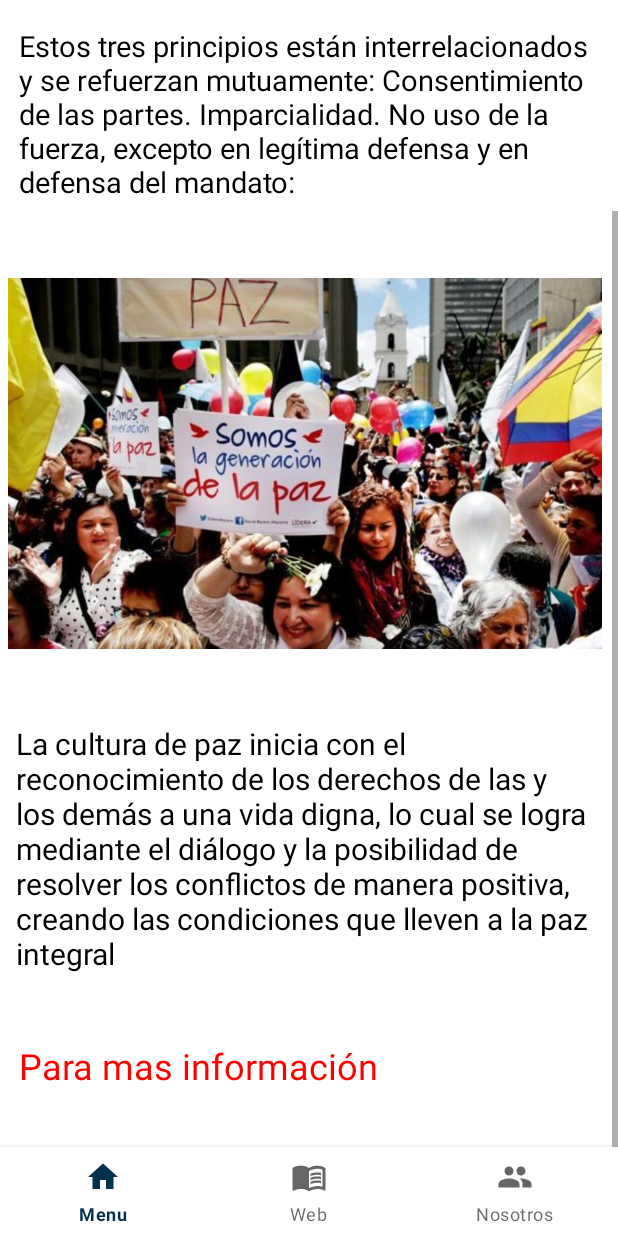
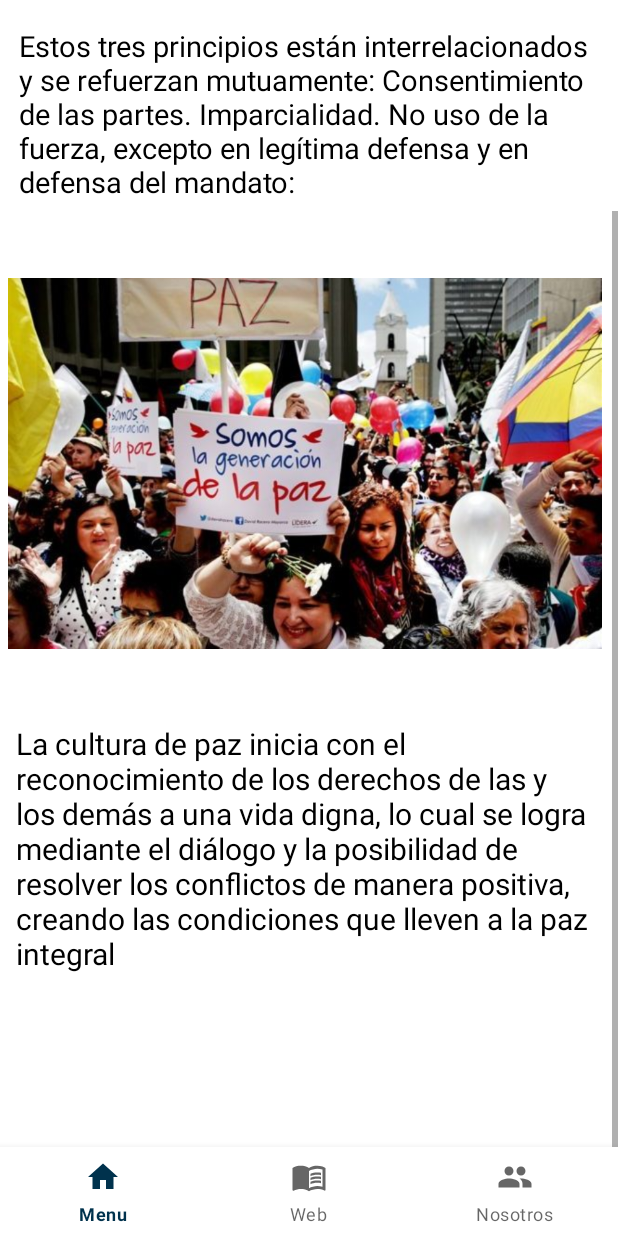
Before and after one commit to EricJess2001/Cultupaz_Movil, an Android app: the Cultura screen opened through its navigation route, scrolled down 169 dp, on a phone screen of 412 x 824 dp. Run offline under Robolectric (Android 15) with nearby library versions, the light colour scheme and no system bars; our stand-ins replace navigation-ui.

Commit message:
fase -beta

```diff
--- a/app/src/main/AndroidManifest.xml
+++ b/app/src/main/AndroidManifest.xml
@@ -31,6 +31,7 @@
             <intent-filter>
                 <action android:name="android.intent.action.MAIN" />
                 <category android:name="android.intent.category.LAUNCHER" />
+
             </intent-filter>
         </activity>
     </application>
--- a/app/src/main/java/com/example/cultupazmovil/ui/Cultura.java
+++ b/app/src/main/java/com/example/cultupazmovil/ui/Cultura.java
@@ -1,66 +1,47 @@
 package com.example.cultupazmovil.ui;
 
+import android.annotation.SuppressLint;
 import android.os.Bundle;
 
 import androidx.fragment.app.Fragment;
+import androidx.fragment.app.FragmentManager;
 
 import android.view.LayoutInflater;
 import android.view.View;
 import android.view.ViewGroup;
+import android.widget.ImageView;
 
 import com.example.cultupazmovil.R;
+import com.example.cultupazmovil.databinding.FragmentCulturaBinding;
+import com.example.cultupazmovil.databinding.FragmentInformaBinding;
 
-/**
- * A simple {@link Fragment} subclass.
- * Use the {@link Cultura#newInstance} factory method to
- * create an instance of this fragment.
- */
+
 public class Cultura extends Fragment {
 
-    // TODO: Rename parameter arguments, choose names that match
-    // the fragment initialization parameters, e.g. ARG_ITEM_NUMBER
-    private static final String ARG_PARAM1 = "param1";
-    private static final String ARG_PARAM2 = "param2";
-
-    // TODO: Rename and change types of parameters
-    private String mParam1;
-    private String mParam2;
-
-    public Cultura() {
-        // Required empty public constructor
-    }
-
-    /**
-     * Use this factory method to create a new instance of
-     * this fragment using the provided parameters.
-     *
-     * @param param1 Parameter 1.
-     * @param param2 Parameter 2.
-     * @return A new instance of fragment Cultura.
-     */
-    // TODO: Rename and change types and number of parameters
-    public static Cultura newInstance(String param1, String param2) {
-        Cultura fragment = new Cultura();
-        Bundle args = new Bundle();
-        args.putString(ARG_PARAM1, param1);
-        args.putString(ARG_PARAM2, param2);
-        fragment.setArguments(args);
-        return fragment;
-    }
+    private FragmentCulturaBinding binding;
 
     @Override
-    public void onCreate(Bundle savedInstanceState) {
-        super.onCreate(savedInstanceState);
-        if (getArguments() != null) {
-            mParam1 = getArguments().getString(ARG_PARAM1);
-            mParam2 = getArguments().getString(ARG_PARAM2);
-        }
-    }
+    public View onCreateView(LayoutInflater inflater, ViewGroup container, Bundle savedInstanceState) {
+        binding = FragmentCulturaBinding.inflate(inflater, container, false);
+        View view = inflater.inflate(R.layout.fragment_cultura, container, false);
 
-    @Override
-    public View onCreateView(LayoutInflater inflater, ViewGroup container,
-                             Bundle savedInstanceState) {
+
+        ImageView regresoin = (ImageView) view.findViewById(R.id.regresoin);
+
+        regresoin.setOnClickListener(new View.OnClickListener() {
+            @Override
+            public void onClick(View v) {
+                Informa menussin = new Informa();
+
+                FragmentManager fragmentManager = getFragmentManager();
+
+                fragmentManager.beginTransaction()
+                        .replace(R.id.nav_host_fragment_activity_main, menussin)
+                        .commit();
+            }
+        });
+
         // Inflate the layout for this fragment
-        return inflater.inflate(R.layout.fragment_cultura, container, false);
+        return view;
     }
 }
--- a/app/src/main/res/layout/fragment_cultura.xml
+++ b/app/src/main/res/layout/fragment_cultura.xml
@@ -12,6 +12,19 @@
     <androidx.constraintlayout.widget.ConstraintLayout
         android:layout_width="match_parent"
         android:layout_height="wrap_content">
+
+        <ImageView
+            android:id="@+id/regresoin"
+            android:layout_width="25dp"
+            android:layout_height="25dp"
+            android:layout_gravity="center"
+            android:layout_marginTop="16dp"
+            android:scaleType="centerCrop"
+            android:src="@drawable/regreso"
+            app:layout_constraintEnd_toEndOf="parent"
+            app:layout_constraintHorizontal_bias="0.038"
+            app:layout_constraintStart_toStartOf="parent"
+            app:layout_constraintTop_toTopOf="parent" />
 
         <TextView
             android:id="@+id/textView2"
@@ -71,20 +84,6 @@
             app:layout_constraintTop_toTopOf="parent"
             app:layout_constraintVertical_bias="0.475" />
 
-        <TextView
-
-            android:id="@+id/textView"
-            android:layout_width="wrap_content"
-            android:layout_height="wrap_content"
-            android:text="@string/masinfomasinfo"
-            android:textColor="@color/rojo"
-            android:textSize="24sp"
-            app:layout_constraintBottom_toBottomOf="parent"
-            app:layout_constraintHorizontal_bias="0.074"
-            app:layout_constraintLeft_toLeftOf="parent"
-            app:layout_constraintRight_toRightOf="parent"
-            app:layout_constraintTop_toTopOf="parent"
-            app:layout_constraintVertical_bias="0.899" />
 
         <TextView
             android:id="@+id/textView5"
--- a/app/src/main/res/layout/fragment_menu.xml
+++ b/app/src/main/res/layout/fragment_menu.xml
@@ -4,6 +4,7 @@
     xmlns:tools="http://schemas.android.com/tools"
     android:layout_width="match_parent"
     android:layout_height="match_parent"
+    android:id="@+id/menusss"
     tools:context=".ui.menu">
 
     <ScrollView
--- a/app/src/main/res/layout/fragment_registro.xml
+++ b/app/src/main/res/layout/fragment_registro.xml
@@ -123,6 +123,7 @@
                 android:gravity="left"
                 android:hint="Correo Electronico"
                 android:padding="8dp"
+                android:inputType="textEmailAddress"
                 android:textColor="@color/black"
                 android:textColorHighlight="@color/cardview_dark_background"
                 app:layout_constraintBottom_toBottomOf="parent"
@@ -138,6 +139,7 @@
                 android:background="@drawable/custom_text"
                 android:gravity="left"
                 android:hint="Confirmar Contraseña"
+                android:inputType="textPassword"
                 android:padding="8dp"
                 android:textColor="@color/black"
                 android:textColorHighlight="@color/cardview_dark_background"
@@ -154,6 +156,7 @@
                 android:background="@drawable/custom_text"
                 android:gravity="left"
                 android:hint="Contraseña"
+                android:inputType="textPassword"
                 android:padding="8dp"
                 android:textColor="@color/black"
                 android:textColorHighlight="@color/cardview_dark_background"
--- a/app/src/main/res/values/strings.xml
+++ b/app/src/main/res/values/strings.xml
@@ -76,7 +76,7 @@
 
     <!-- INFORMACION EN IMAGENES -->
     <string name="titulo3">Mochila familiar</string>
-    <string name="titulo4">Bolso wayuu tejido,crochet</string>
+    <string name="titulo4">Bolso wayuu </string>
     <string name="titulo5">Collares mostacilla</string>
     <string name="titulo6">Mostacilla Manilla</string>
     <string name="titulo7">Olla Frijolera Barro </string>
--- a/app/src/main/res/values/themes.xml
+++ b/app/src/main/res/values/themes.xml
@@ -17,4 +17,8 @@
     </style>
 
     <style name="Theme.CultupazMovil" parent="Base.Theme.CultupazMovil" />
+
+
+
+
 </resources>
```
Also changed, not shown: app/src/main/java/com/example/cultupazmovil/ui/Informa.java (+15 -0 lines), app/src/main/java/com/example/cultupazmovil/ui/lgtbi.java (+33 -3 lines), app/src/main/res/layout/fragment_imagens.xml (+0 -18 lines), app/src/main/res/layout/fragment_informa.xml (+22 -10 lines), app/src/main/res/layout/fragment_lgtbi.xml (+14 -3 lines).
